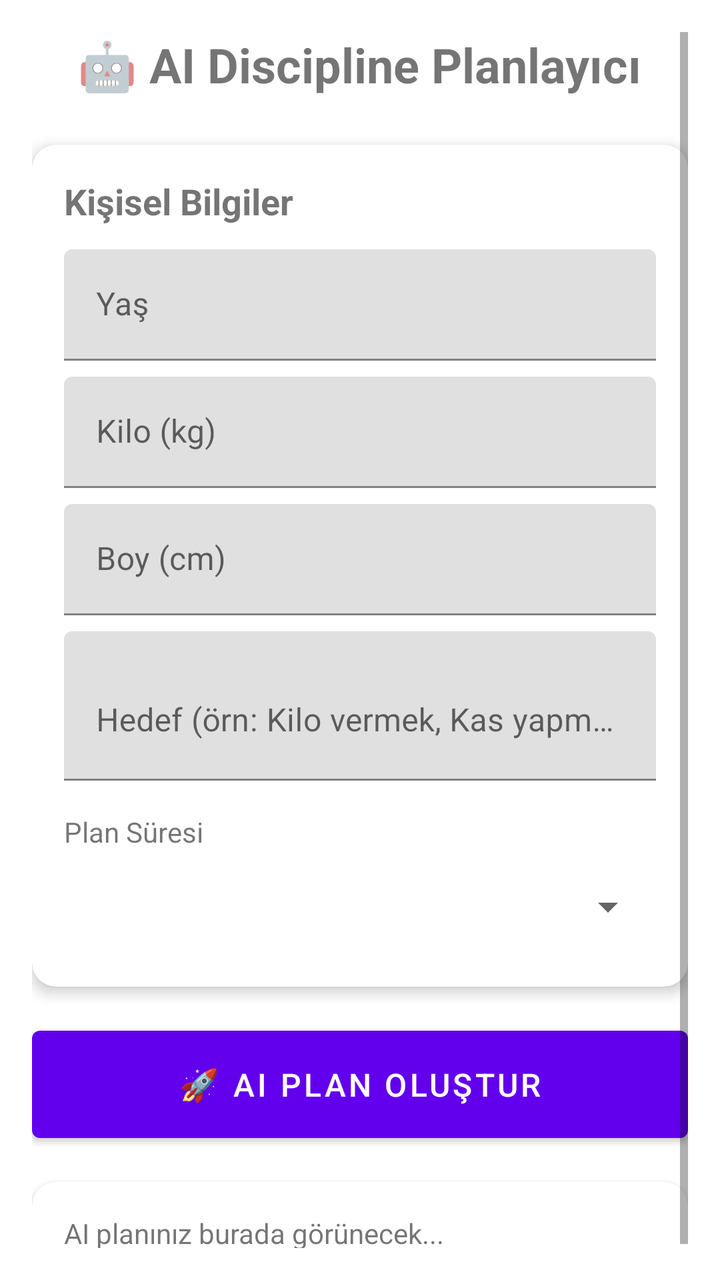
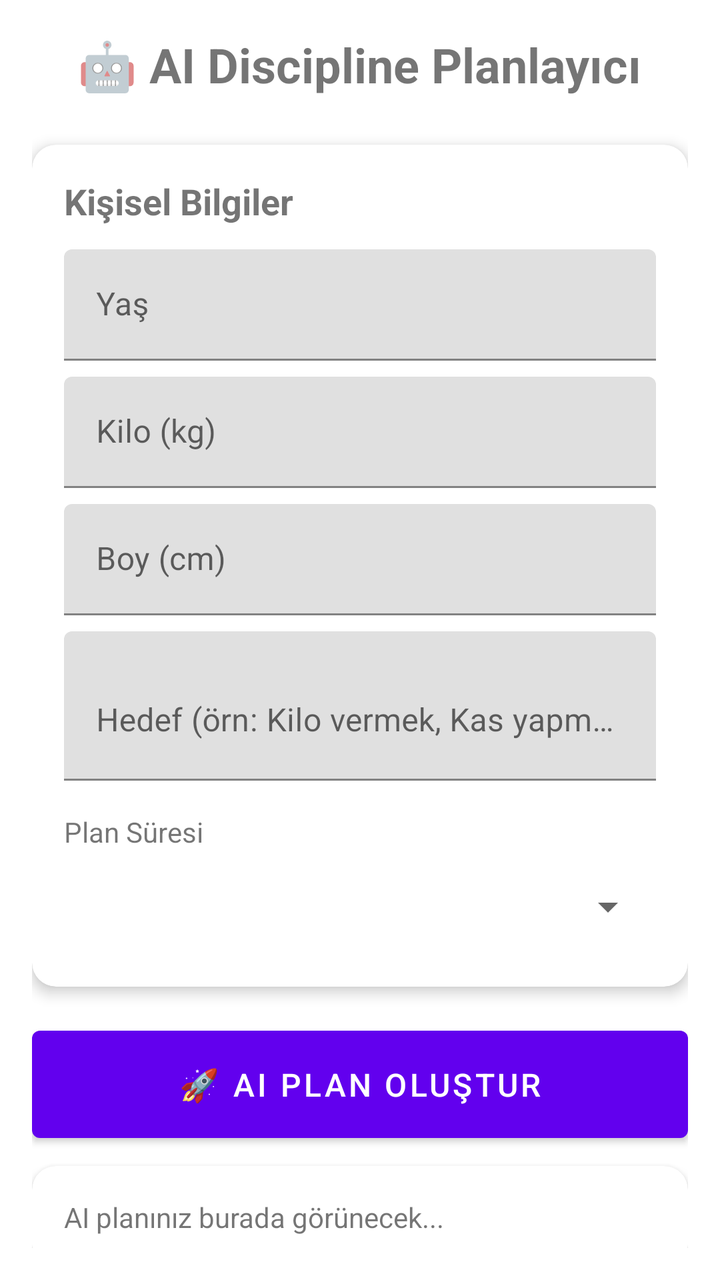

Before-and-after screenshots of an Android layout around one commit, followed by the original layout XML and the change that was made.
<!-- AndroidManifest.xml: application theme Theme.RealDiscipline -->
<!-- res/layout/fragment_ai_plan.xml -->
<?xml version="1.0" encoding="utf-8"?>
<ScrollView xmlns:android="http://schemas.android.com/apk/res/android"
    xmlns:app="http://schemas.android.com/apk/res-auto"
    android:layout_width="match_parent"
    android:layout_height="match_parent"
    android:fillViewport="true"
    android:padding="16dp">

    <LinearLayout
        android:layout_width="match_parent"
        android:layout_height="wrap_content"
        android:orientation="vertical"
        android:gravity="center_horizontal">

        <TextView
            android:layout_width="wrap_content"
            android:layout_height="wrap_content"
            android:text="🤖 AI Discipline Planlayıcı"
            android:textSize="24sp"
            android:textStyle="bold"
            android:layout_marginBottom="24dp" />

        <com.google.android.material.card.MaterialCardView
            android:layout_width="match_parent"
            android:layout_height="wrap_content"
            app:cardElevation="4dp"
            app:cardCornerRadius="12dp"
            android:layout_marginBottom="16dp">

            <LinearLayout
                android:layout_width="match_parent"
                android:layout_height="wrap_content"
                android:orientation="vertical"
                android:padding="16dp">

                <TextView
                    android:layout_width="wrap_content"
                    android:layout_height="wrap_content"
                    android:text="Kişisel Bilgiler"
                    android:textSize="18sp"
                    android:textStyle="bold"
                    android:layout_marginBottom="12dp" />

                <com.google.android.material.textfield.TextInputLayout
                    android:layout_width="match_parent"
                    android:layout_height="wrap_content"
                    android:hint="Yaş"
                    android:layout_marginBottom="8dp">

                    <com.google.android.material.textfield.TextInputEditText
                        android:id="@+id/et_age"
                        android:layout_width="match_parent"
                        android:layout_height="wrap_content"
                        android:inputType="number" />
                </com.google.android.material.textfield.TextInputLayout>

                <com.google.android.material.textfield.TextInputLayout
                    android:layout_width="match_parent"
                    android:layout_height="wrap_content"
                    android:hint="Kilo (kg)"
                    android:layout_marginBottom="8dp">

                    <com.google.android.material.textfield.TextInputEditText
                        android:id="@+id/et_weight"
                        android:layout_width="match_parent"
                        android:layout_height="wrap_content"
                        android:inputType="numberDecimal" />
                </com.google.android.material.textfield.TextInputLayout>

                <com.google.android.material.textfield.TextInputLayout
                    android:layout_width="match_parent"
                    android:layout_height="wrap_content"
                    android:hint="Boy (cm)"
                    android:layout_marginBottom="8dp">

                    <com.google.android.material.textfield.TextInputEditText
                        android:id="@+id/et_height"
                        android:layout_width="match_parent"
                        android:layout_height="wrap_content"
                        android:inputType="numberDecimal" />
                </com.google.android.material.textfield.TextInputLayout>

                <com.google.android.material.textfield.TextInputLayout
                    android:layout_width="match_parent"
                    android:layout_height="wrap_content"
                    android:hint="Hedef (örn: Kilo vermek, Kas yapmak)"
                    android:layout_marginBottom="8dp">

                    <com.google.android.material.textfield.TextInputEditText
                        android:id="@+id/et_goal"
                        android:layout_width="match_parent"
                        android:layout_height="wrap_content"
                        android:inputType="textMultiLine"
                        android:minLines="2" />
                </com.google.android.material.textfield.TextInputLayout>

                <TextView
                    android:layout_width="wrap_content"
                    android:layout_height="wrap_content"
                    android:text="Plan Süresi"
                    android:layout_marginTop="8dp"
                    android:layout_marginBottom="4dp" />

                <Spinner
                    android:id="@+id/spinner_duration"
                    android:layout_width="match_parent"
                    android:layout_height="wrap_content"
                    android:minHeight="48dp" />

            </LinearLayout>
        </com.google.android.material.card.MaterialCardView>

        <Button
            android:id="@+id/btn_generate"
            android:layout_width="match_parent"
            android:layout_height="wrap_content"
            android:text="🚀 AI Plan Oluştur"
            android:textSize="16sp"
            android:padding="16dp"
            android:layout_marginBottom="16dp" />

        <ProgressBar
            android:id="@+id/progress_bar"
            android:layout_width="wrap_content"
            android:layout_height="wrap_content"
            android:visibility="gone"
            android:layout_marginBottom="16dp" />

        <com.google.android.material.card.MaterialCardView
            android:layout_width="match_parent"
            android:layout_height="wrap_content"
            app:cardElevation="4dp"
            app:cardCornerRadius="12dp">

            <ScrollView
                android:layout_width="match_parent"
                android:layout_height="wrap_content"
                android:maxHeight="400dp">

                <TextView
                    android:id="@+id/tv_plan"
                    android:layout_width="match_parent"
                    android:layout_height="wrap_content"
                    android:padding="16dp"
                    android:text="AI planınız burada görünecek..."
                    android:textSize="14sp"
                    android:lineSpacingExtra="4dp" />
            </ScrollView>
        </com.google.android.material.card.MaterialCardView>

    </LinearLayout>
</ScrollView>
<!-- resources referenced by this layout -->
<resources>
  <style name="Theme.RealDiscipline" parent="Theme.MaterialComponents.DayNight.DarkActionBar">
          <item name="colorPrimary">#6200EE</item>
          <item name="colorPrimaryVariant">#3700B3</item>
          <item name="colorOnPrimary">@android:color/white</item>
          <item name="colorSecondary">#03DAC5</item>
          <item name="colorSecondaryVariant">#018786</item>
          <item name="colorOnSecondary">@android:color/black</item>
      </style>
</resources>

<!-- the commit's change to res/layout/fragment_ai_plan.xml (unified diff, before → after) -->
@@ -117,6 +117,17 @@
             android:text="🚀 AI Plan Oluştur"
             android:textSize="16sp"
             android:padding="16dp"
+            android:layout_marginBottom="8dp" />
+
+        <Button
+            android:id="@+id/btn_apply_plan"
+            android:layout_width="match_parent"
+            android:layout_height="wrap_content"
+            android:text="✅ Bu Planı Uygula (To-Do'ya Ekle)"
+            android:textSize="16sp"
+            android:padding="16dp"
+            android:backgroundTint="@android:color/holo_green_dark"
+            android:visibility="gone"
             android:layout_marginBottom="16dp" />
 
         <ProgressBar
